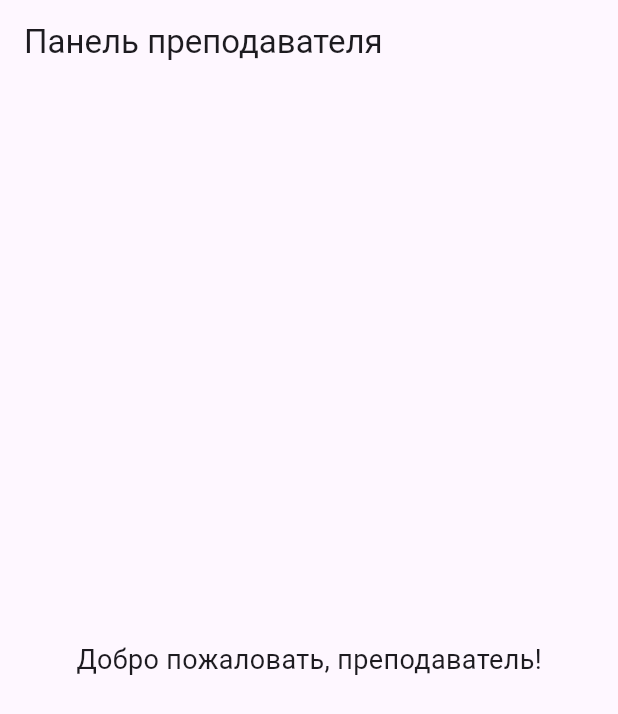
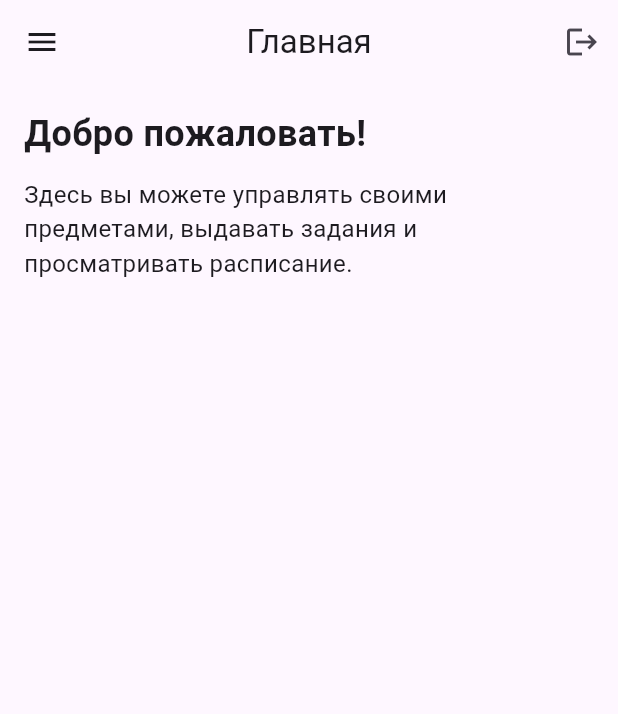
Before and after one commit to DaniilTooZir/EduTrack, a Flutter app: the TeacherHomeScreen screen opened by its route, on a phone screen of 412 x 824 dp. Shown: the top 714 px of the screen. Run offline on Flutter 3.47's test engine with Material 3 defaults, Android fonts, the phone set to English and light mode, and no system bars; our stand-ins replace flutter_dotenv, go_router, shared_preferences, supabase_flutter; accounts and stored records are empty.

Commit message:
Немного улучшил структуру программы, доработал начальный экран препода

```diff
--- a/lib/ui/screens/login_screen.dart
+++ b/lib/ui/screens/login_screen.dart
@@ -3,7 +3,6 @@ import 'package:go_router/go_router.dart';
 import 'package:provider/provider.dart';
 import 'package:edu_track/providers/user_provider.dart';
 import 'package:edu_track/data/services/auth_service.dart';
-import 'package:edu_track/data/services/session_service.dart';
 
 class LoginScreen extends StatefulWidget {
   const LoginScreen({super.key});
@@ -40,7 +39,20 @@ class _LoginScreenState extends State<LoginScreen> {
       } else {
         final userProvider = Provider.of<UserProvider>(context, listen: false);
         userProvider.setUser(authResult.userId, authResult.role, authResult.institutionId);
-        context.go('/admin-home');
+        switch (authResult.role) {
+          case 'admin':
+            context.go('/admin-home');
+            break;
+          case 'teacher':
+            context.go('/teacher-home');
+            break;
+          case 'student':
+            context.go('/student-home');
+            break;
+          default:
+            context.go('/');
+            break;
+        }
       }
     } catch (e) {
       setState(() => _errorMessage = 'Ошибка при авторизации: $e');
--- a/lib/ui/screens/teacher_home_screen.dart
+++ /dev/null
@@ -1,20 +0,0 @@
-import 'package:flutter/material.dart';
-
-class TeacherHomeScreen extends StatelessWidget {
-  const TeacherHomeScreen({super.key});
-
-  @override
-  Widget build(BuildContext context) {
-    return Scaffold(
-      appBar: AppBar(
-        title: const Text('Панель преподавателя'),
-      ),
-      body: const Center(
-        child: Text(
-          'Добро пожаловать, преподаватель!',
-          style: TextStyle(fontSize: 18),
-        ),
-      ),
-    );
-  }
-}
--- /dev/null
+++ b/lib/ui/screens/teatcher/teacher_home_screen.dart
@@ -0,0 +1,129 @@
+import 'package:flutter/material.dart';
+import 'package:go_router/go_router.dart';
+import 'package:provider/provider.dart';
+import 'package:edu_track/data/services/session_service.dart';
+import 'package:edu_track/providers/user_provider.dart';
+
+class TeacherHomeScreen extends StatefulWidget {
+  const TeacherHomeScreen({super.key});
+
+  @override
+  State<TeacherHomeScreen> createState() => _TeacherHomeScreenState();
+}
+
+class _TeacherHomeScreenState extends State<TeacherHomeScreen> {
+  int _selectedIndex = 0;
+  final List<String> _titles = [
+    'Главная',
+    'Мои предметы',
+    'Домашние задания',
+    'Расписание',
+    'Профиль',
+  ];
+
+  @override
+  Widget build(BuildContext context) {
+    final userProvider = Provider.of<UserProvider>(context, listen: false);
+    Widget bodyContent;
+    switch (_selectedIndex) {
+      case 0:
+        bodyContent = _buildDashboard();
+        break;
+      case 1:
+        bodyContent = const Center(child: Text('Мои предметы (в разработке)'));
+        break;
+      case 2:
+        bodyContent = const Center(
+          child: Text('Домашние задания (в разработке)'),
+        );
+        break;
+      case 3:
+        bodyContent = const Center(child: Text('Расписание (в разработке)'));
+        break;
+      case 4:
+        bodyContent = const Center(child: Text('Профиль (в разработке)'));
+        break;
+      default:
+        bodyContent = const SizedBox.shrink();
+    }
+
+    return Scaffold(
+      appBar: AppBar(
+        title: Text(_titles[_selectedIndex]),
+        centerTitle: true,
+        actions: [
+          IconButton(
+            icon: const Icon(Icons.logout),
+            tooltip: 'Выйти',
+            onPressed: () async {
+              await SessionService.clearSession();
+              userProvider.clearUser();
+              context.go('/');
+            },
+          ),
+        ],
+      ),
+      drawer: Drawer(
+        child: ListView(
+          padding: EdgeInsets.zero,
+          children: [
+            const DrawerHeader(
+              decoration: BoxDecoration(color: Color.fromRGBO(69, 49, 144, 1)),
+              child: Text(
+                'Меню преподавателя',
+                style: TextStyle(color: Colors.white, fontSize: 20),
+              ),
+            ),
+            _buildDrawerItem(Icons.dashboard, 'Главная', 0),
+            _buildDrawerItem(Icons.book, 'Мои предметы', 1),
+            _buildDrawerItem(Icons.assignment, 'Домашние задания', 2),
+            _buildDrawerItem(Icons.schedule, 'Расписание', 3),
+            _buildDrawerItem(Icons.person, 'Профиль', 4),
+          ],
+        ),
+      ),
+      body: Padding(padding: const EdgeInsets.all(16.0), child: bodyContent),
+    );
+  }
+
+  Widget _buildDrawerItem(IconData icon, String title, int index) {
+    final selected = _selectedIndex == index;
+    return ListTile(
+      leading: Icon(
+        icon,
+        color: selected ? const Color.fromRGBO(69, 49, 144, 1) : null,
+      ),
+      title: Text(
+        title,
+        style: TextStyle(
+          color: selected ? const Color.fromRGBO(69, 49, 144, 1) : null,
+          fontWeight: selected ? FontWeight.bold : FontWeight.normal,
+        ),
+      ),
+      selected: selected,
+      onTap: () {
+        setState(() {
+          _selectedIndex = index;
+        });
+        Navigator.of(context).pop();
+      },
+    );
+  }
+
+  Widget _buildDashboard() {
+    return Column(
+      crossAxisAlignment: CrossAxisAlignment.start,
+      children: const [
+        Text(
+          'Добро пожаловать!',
+          style: TextStyle(fontSize: 24, fontWeight: FontWeight.bold),
+        ),
+        SizedBox(height: 12),
+        Text(
+          'Здесь вы можете управлять своими предметами, выдавать задания и просматривать расписание.',
+          style: TextStyle(fontSize: 16),
+        ),
+      ],
+    );
+  }
+}
```
Also changed, not shown: lib/routes/route.dart (+4 -5 lines), lib/ui/screens/admin/admin_home_screen.dart (renamed from lib/ui/screens/admin_home_screen.dart, +6 -6 lines), lib/ui/screens/admin/add_user_screen.dart (renamed from lib/ui/screens/add_user_screen.dart), lib/ui/screens/admin/admin_profile_screen.dart (renamed from lib/ui/screens/admin_profile_screen.dart), lib/ui/screens/admin/group_admin_screen.dart (renamed from lib/ui/screens/group_admin_screen.dart), lib/ui/screens/admin/schedule_admin_screen.dart (renamed from lib/ui/screens/schedule_admin_screen.dart), lib/ui/screens/admin/subject_admin_screen.dart (renamed from lib/ui/screens/subject_admin_screen.dart), lib/ui/screens/admin/user_list_screen.dart (renamed from lib/ui/screens/user_list_screen.dart), lib/ui/screens/student/student_home_screen.dart (renamed from lib/ui/screens/student_home_screen.dart).
